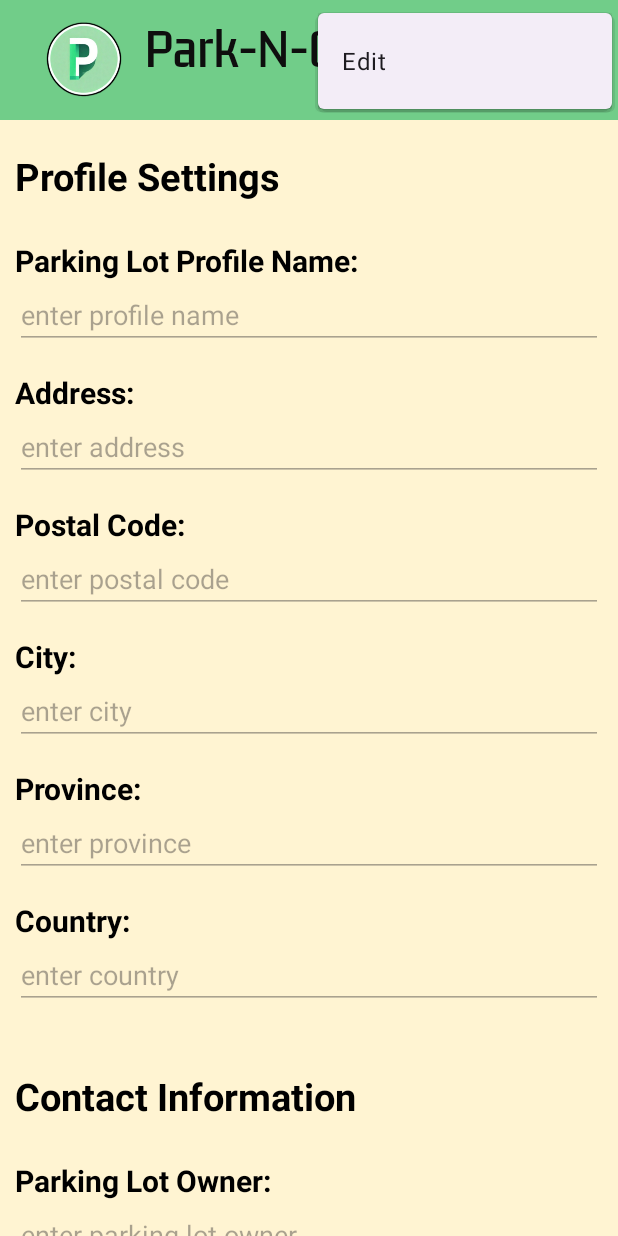
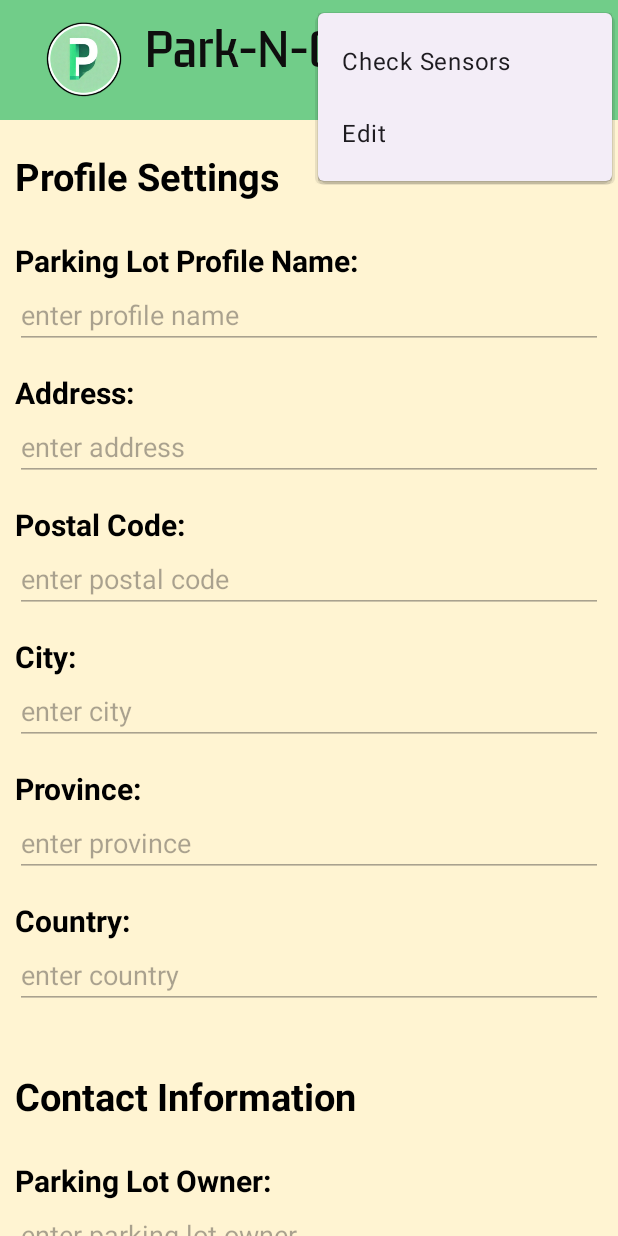
Before and after one commit to minhtrannhat/coen390, an Android app: the AdminForm screen opened directly, with no data from a screen before it, with the options menu open, on a phone screen of 412 x 824 dp. Run offline under Robolectric (Android 15) with nearby library versions, the phone set to English and light mode, and no system bars; our stand-ins replace Firebase (no records; nobody signed in at launch, a user with empty details on screens opened directly).

Commit message:
feat: added sensor check

```diff
--- a/coen390_android_app/app/src/main/java/com/example/coen390_app/Views/AdminForm.java
+++ b/coen390_android_app/app/src/main/java/com/example/coen390_app/Views/AdminForm.java
@@ -3,6 +3,8 @@ package com.example.coen390_app.Views;
 import androidx.annotation.NonNull;
 import androidx.appcompat.app.AppCompatActivity;
 import androidx.appcompat.widget.Toolbar;
+
+import android.content.Intent;
 import android.os.Bundle;
 import android.util.Log;
 import android.view.Menu;
@@ -98,20 +100,10 @@ public class AdminForm extends AppCompatActivity {
     }
 
     public boolean onCreateOptionsMenu(Menu menu) {
-        getMenuInflater().inflate(R.menu.toolbar_menu, menu);
+        getMenuInflater().inflate(R.menu.form_menu, menu);
 
         //hide search, refresh and login button in menu
-        MenuItem searchButton = menu.findItem(R.id.action_search);
-        MenuItem refreshButton = menu.findItem(R.id.refresh_homescreen);
-        MenuItem loginButton = menu.findItem(R.id.action_adminLogin);
 
-        searchButton.setEnabled(false);
-        refreshButton.setEnabled(false);
-        loginButton.setEnabled(false);
-
-        searchButton.setVisible(false);
-        refreshButton.setVisible(false);
-        loginButton.setVisible(false);
 
         return true;
     }
@@ -119,8 +111,12 @@ public class AdminForm extends AppCompatActivity {
     @Override
     public boolean onOptionsItemSelected(@NonNull MenuItem item) {
         int id = item.getItemId();
+        if(id== R.id.check_sensors && isEditMode == false){
+            Intent intent = new Intent(this, Connected_devices.class );
+            startActivity(intent);
+        }
 
-        if(id == R.id.action_edit){
+        if(id == R.id.form_edit){
             isEditMode = !isEditMode;
             toggleEditMode(isEditMode);
             return true;
--- a/coen390_android_app/app/src/main/java/com/example/coen390_app/Views/ForgotPass.java
+++ b/coen390_android_app/app/src/main/java/com/example/coen390_app/Views/ForgotPass.java
@@ -12,7 +12,7 @@ import android.widget.EditText;
 import android.widget.Toast;
 
 public class ForgotPass extends AppCompatActivity {
-    String correctEmail = "admin@concordia.ca";
+    String correctEmail = "b_debui@live.concordia.ca";
 
     Button returnEmailBtn;
     EditText inputEmail;
--- /dev/null
+++ b/coen390_android_app/app/src/main/res/menu/form_menu.xml
@@ -0,0 +1,18 @@
+<?xml version="1.0" encoding="utf-8"?>
+<!-- res/menu/toolbar_menu.xml -->
+<menu xmlns:android="http://schemas.android.com/apk/res/android"
+    xmlns:app="http://schemas.android.com/apk/res-auto"
+    >
+
+
+    <item
+        android:id="@+id/check_sensors"
+        android:title="Check Sensors"
+        app:showAsAction="never" />
+
+    <item
+        android:id="@+id/form_edit"
+        android:title="Edit"
+        app:showAsAction="never" />
+
+</menu>
```
Also changed, not shown: coen390_android_app/app/src/main/java/com/example/coen390_app/Models/ParkingLotDevice.java (added, +19 -0 lines), coen390_android_app/app/src/main/java/com/example/coen390_app/Views/Connected_devices.java (+96 -0 lines), coen390_android_app/app/src/main/java/com/example/coen390_app/Views/DeviceAdapter.java (added, +83 -0 lines), coen390_android_app/app/src/main/res/layout/activity_connected_devices.xml (+27 -3 lines), coen390_android_app/app/src/main/res/layout/device_profile.xml (added, +43 -0 lines).
